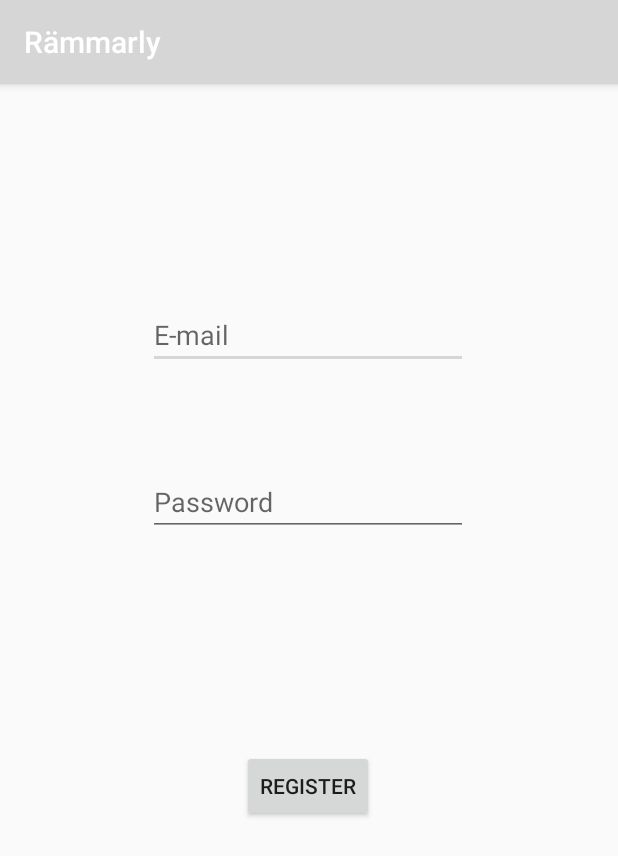
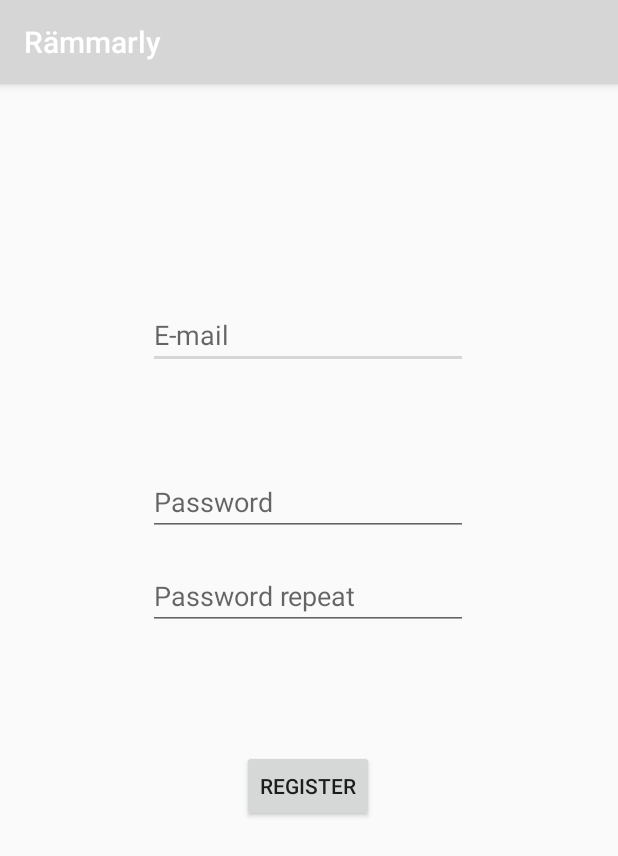
Before and after one commit to markuskoost/Rammarly, an Android app: the RegisterActivity screen opened directly, with no data from a screen before it, after a tap on "REGISTER", on a phone screen of 412 x 824 dp. Shown: the top 856 px of the screen. Run offline under Robolectric (Android 15) with nearby library versions, the phone set to English and light mode, and no system bars; our stand-ins replace Firebase (no records; nobody signed in at launch, a user with empty details on screens opened directly).

Commit message:
2 Password verification on register

```diff
--- a/app/src/main/java/com/example/rammarly/RegisterActivity.kt
+++ b/app/src/main/java/com/example/rammarly/RegisterActivity.kt
@@ -16,9 +16,11 @@ class RegisterActivity : AppCompatActivity() {
     //global variables
     private var email: String? = null
     private var password: String? = null
+    private var password2: String? = null
     //UI elements
     private var etEmail: EditText? = null
     private var etPassword: EditText? = null
+    private var etPassword2: EditText? = null
     private var btnCreateAccount: Button? = null
 
     override fun onCreate(savedInstanceState: Bundle?) {
@@ -31,6 +33,7 @@ class RegisterActivity : AppCompatActivity() {
     private fun initialise() {
         etEmail = findViewById<View>(R.id.et_email_re) as EditText
         etPassword = findViewById<View>(R.id.et_password_re) as EditText
+        etPassword2 = findViewById<View>(R.id.et_password_re2) as EditText
         btnCreateAccount = findViewById<View>(R.id.btn_register) as Button
         btnCreateAccount!!.setOnClickListener { createNewAccount() }
 
@@ -39,14 +42,17 @@ class RegisterActivity : AppCompatActivity() {
     private fun createNewAccount() {
         email = etEmail?.text.toString()
         password = etPassword?.text.toString()
-        if (!TextUtils.isEmpty(email) && !TextUtils.isEmpty(password)) {
+        password2 = etPassword2?.text.toString()
+        if (!TextUtils.isEmpty(email) && !TextUtils.isEmpty(password) && !TextUtils.isEmpty(password2))
+            if (password != password2){
+                Toast.makeText(this, "Passwordid ei ole samad!", Toast.LENGTH_SHORT).show()}
+            else {
             FirebaseAuth.getInstance()
                 .createUserWithEmailAndPassword(email!!, password!!)
                 .addOnCompleteListener(this) { task ->
                     if (task.isSuccessful) {
                         // Sign in success, update UI with the signed-in user's information
                         Log.d(TAG, "createUserWithEmail:success")
-                        val userId = FirebaseAuth.getInstance().currentUser!!.uid
                         //Verify Email
                         verifyEmail()
                         updateUserInfoAndUI()
--- a/app/src/main/res/layout/activity_register.xml
+++ b/app/src/main/res/layout/activity_register.xml
@@ -24,8 +24,8 @@
         android:id="@+id/btn_register"
         android:layout_width="wrap_content"
         android:layout_height="wrap_content"
+        android:layout_marginTop="60dp"
         android:layout_marginBottom="253dp"
-        android:layout_marginTop="60dp"
         android:text="register"
         app:layout_constraintBottom_toBottomOf="parent"
         app:layout_constraintEnd_toEndOf="parent"
@@ -66,4 +66,15 @@
         android:orientation="horizontal"
         app:layout_constraintGuide_begin="242dp" />
 
+    <EditText
+        android:id="@+id/et_password_re2"
+        android:layout_width="wrap_content"
+        android:layout_height="wrap_content"
+        android:layout_marginTop="17dp"
+        android:ems="10"
+        android:hint="Password repeat"
+        android:inputType="textPassword"
+        app:layout_constraintStart_toStartOf="@+id/guideline"
+        app:layout_constraintTop_toBottomOf="@+id/et_password_re" />
+
 </androidx.constraintlayout.widget.ConstraintLayout>
```
